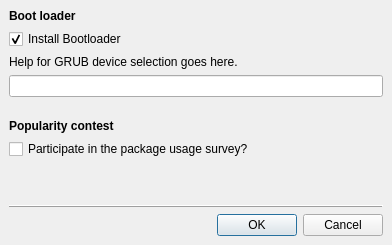
Old version of the form gui/qt/advanceddialog.ui in the repository 2bdkid/ubiquity.
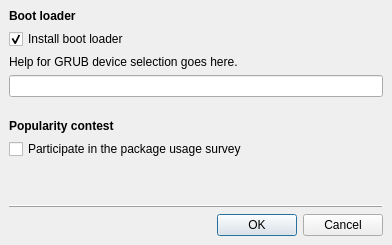
New version of the form.

```diff
--- a/gui/qt/advanceddialog.ui
+++ b/gui/qt/advanceddialog.ui
@@ -76,7 +76,7 @@
    <item row="6" column="0" >
     <widget class="QCheckBox" name="popcon_checkbutton" >
      <property name="text" >
-      <string>Participate in the package usage survey?</string>
+      <string>Participate in the package usage survey</string>
      </property>
     </widget>
    </item>
@@ -138,7 +138,7 @@
    <item row="1" column="0" >
     <widget class="QCheckBox" name="grub_enable" >
      <property name="text" >
-      <string>Install Bootloader</string>
+      <string>Install boot loader</string>
      </property>
      <property name="checked" >
       <bool>true</bool>
```
